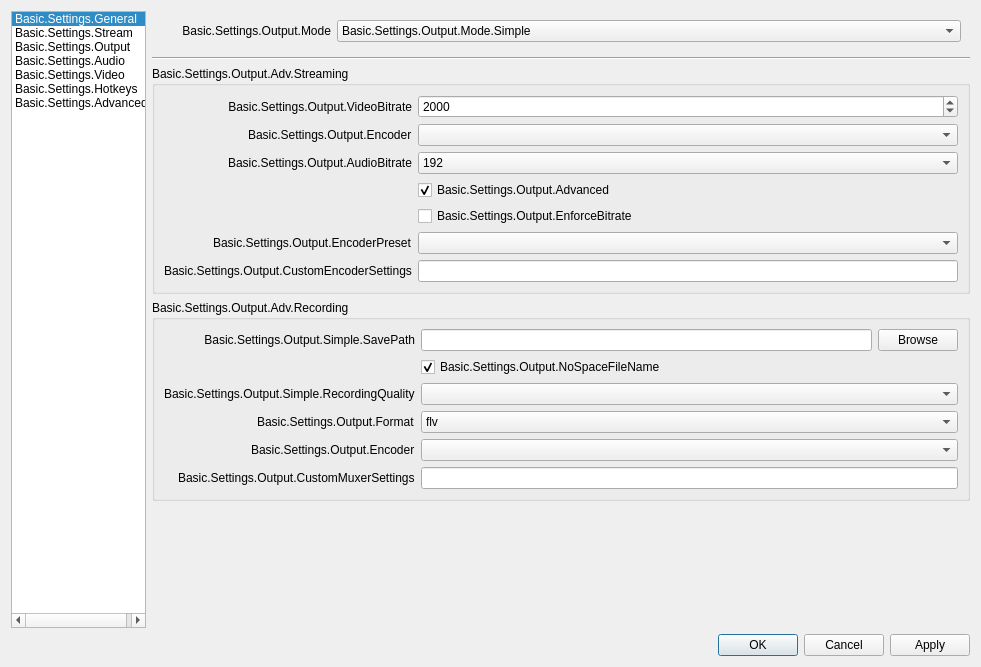
Qt form UI/forms/OBSBasicSettings.ui (GameKyuubi/obs-studio) before a commit.
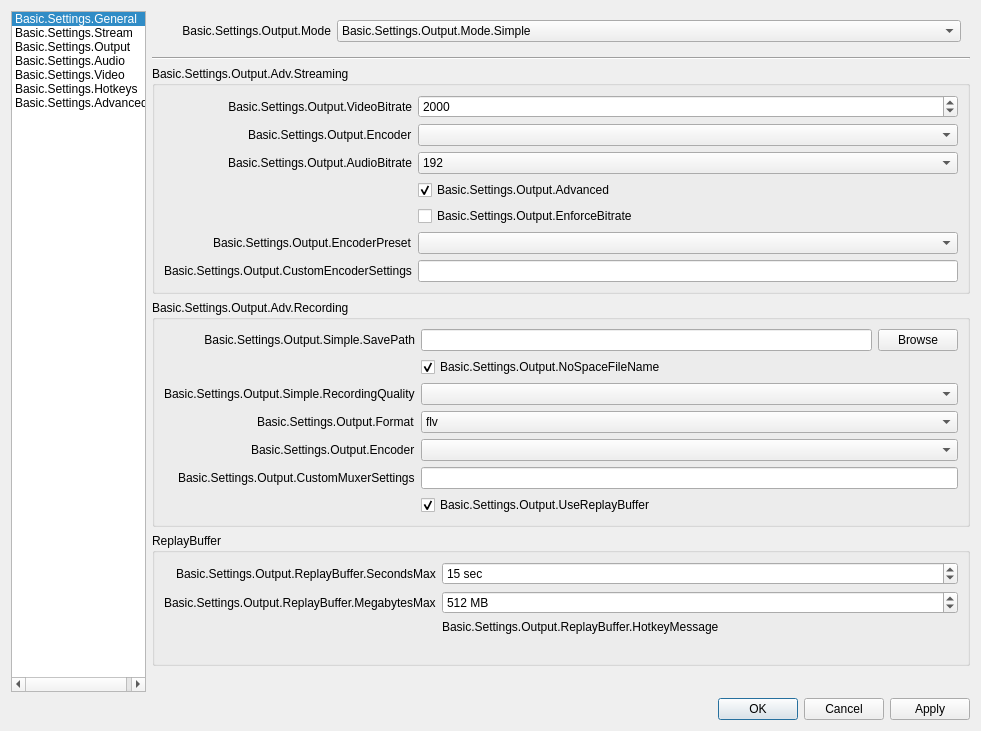
The same form after that commit. The open tabs and pages were chosen to show the change. Icons and pictures are not drawn.

Commit message: UI: Add replay buffer options to simple output mode

Patch:
```diff
--- a/UI/forms/OBSBasicSettings.ui
+++ b/UI/forms/OBSBasicSettings.ui
@@ -7,7 +7,7 @@
     <x>0</x>
     <y>0</y>
     <width>981</width>
-    <height>667</height>
+    <height>720</height>
    </rect>
   </property>
   <property name="sizePolicy">
@@ -872,6 +872,91 @@
                 <item row="5" column="1">
                  <widget class="QLineEdit" name="simpleOutMuxCustom"/>
                 </item>
+                <item row="6" column="1">
+                 <widget class="QCheckBox" name="simpleReplayBuf">
+                  <property name="text">
+                   <string>Basic.Settings.Output.UseReplayBuffer</string>
+                  </property>
+                  <property name="checked">
+                   <bool>true</bool>
+                  </property>
+                 </widget>
+                </item>
+               </layout>
+              </widget>
+             </item>
+             <item>
+              <widget class="QGroupBox" name="replayBufferGroupBox">
+               <property name="title">
+                <string>ReplayBuffer</string>
+               </property>
+               <layout class="QFormLayout" name="formLayout_24">
+                <property name="fieldGrowthPolicy">
+                 <enum>QFormLayout::AllNonFixedFieldsGrow</enum>
+                </property>
+                <property name="labelAlignment">
+                 <set>Qt::AlignRight|Qt::AlignTrailing|Qt::AlignVCenter</set>
+                </property>
+                <item row="0" column="0">
+                 <widget class="QLabel" name="label_35">
+                  <property name="text">
+                   <string>Basic.Settings.Output.ReplayBuffer.SecondsMax</string>
+                  </property>
+                 </widget>
+                </item>
+                <item row="0" column="1">
+                 <widget class="QSpinBox" name="simpleRBSecMax">
+                  <property name="suffix">
+                   <string notr="true"> sec</string>
+                  </property>
+                  <property name="minimum">
+                   <number>5</number>
+                  </property>
+                  <property name="maximum">
+                   <number>21600</number>
+                  </property>
+                  <property name="value">
+                   <number>15</number>
+                  </property>
+                 </widget>
+                </item>
+                <item row="1" column="0">
+                 <widget class="QLabel" name="simpleRBMegsMaxLabel">
+                  <property name="text">
+                   <string>Basic.Settings.Output.ReplayBuffer.MegabytesMax</string>
+                  </property>
+                 </widget>
+                </item>
+                <item row="1" column="1">
+                 <widget class="QSpinBox" name="simpleRBMegsMax">
+                  <property name="suffix">
+                   <string notr="true"> MB</string>
+                  </property>
+                  <property name="minimum">
+                   <number>20</number>
+                  </property>
+                  <property name="maximum">
+                   <number>8192</number>
+                  </property>
+                  <property name="value">
+                   <number>512</number>
+                  </property>
+                 </widget>
+                </item>
+                <item row="3" column="1">
+                 <widget class="QLabel" name="simpleRBEstimate">
+                  <property name="text">
+                   <string notr="true"/>
+                  </property>
+                 </widget>
+                </item>
+                <item row="2" column="1">
+                 <widget class="QLabel" name="label_45">
+                  <property name="text">
+                   <string>Basic.Settings.Output.ReplayBuffer.HotkeyMessage</string>
+                  </property>
+                 </widget>
+                </item>
                </layout>
               </widget>
              </item>
```
Left out of the diff: 298 changed lines with no effect on the pictures. The commit also changes 7 other files.
